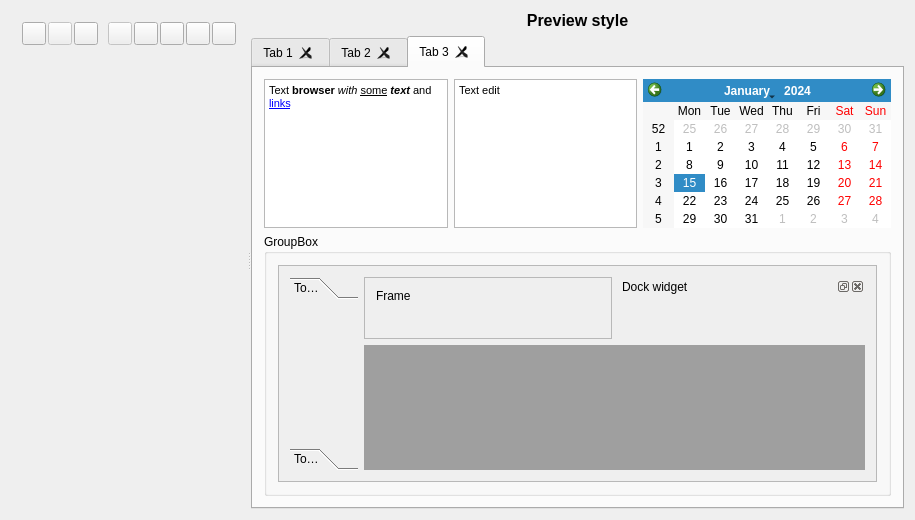
This is qsseditor.ui in HappySeaFox/qsseditor as Qt 5 draws it before an edit. The edited form follows.
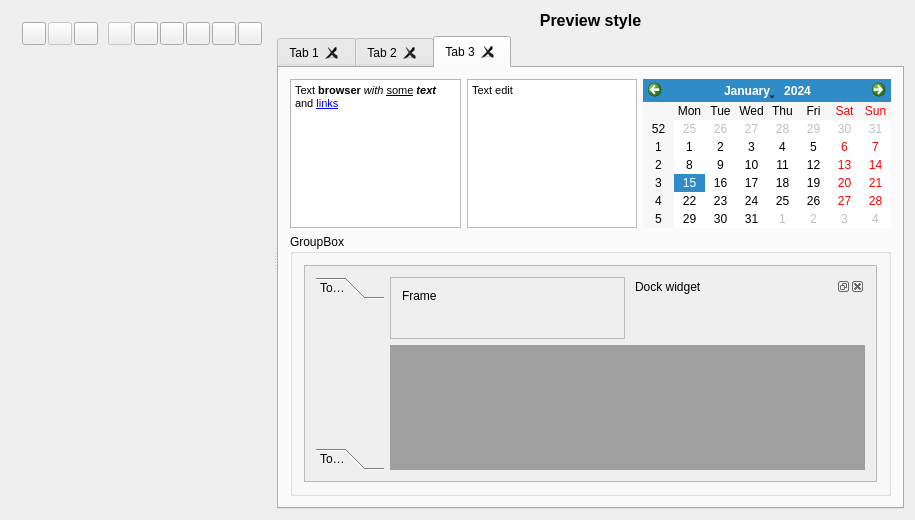
This is the edited form. The open tabs and pages were chosen to show the change. Icons and pictures are not drawn. Custom widgets are drawn as their Qt base class.

Commit message: "About Qt" button

```diff
--- a/qsseditor.ui
+++ b/qsseditor.ui
@@ -156,6 +156,9 @@
            </property>
           </widget>
          </item>
+         <item>
+          <widget class="QToolButton" name="toolAboutQt"/>
+         </item>
         </layout>
        </item>
        <item>
@@ -838,7 +841,7 @@
                   <rect>
                    <x>0</x>
                    <y>0</y>
-                   <width>630</width>
+                   <width>595</width>
                    <height>234</height>
                   </rect>
                  </property>
```
Left out of the diff: 18 changed lines with no effect on the pictures. The commit also changes 3 other files.
